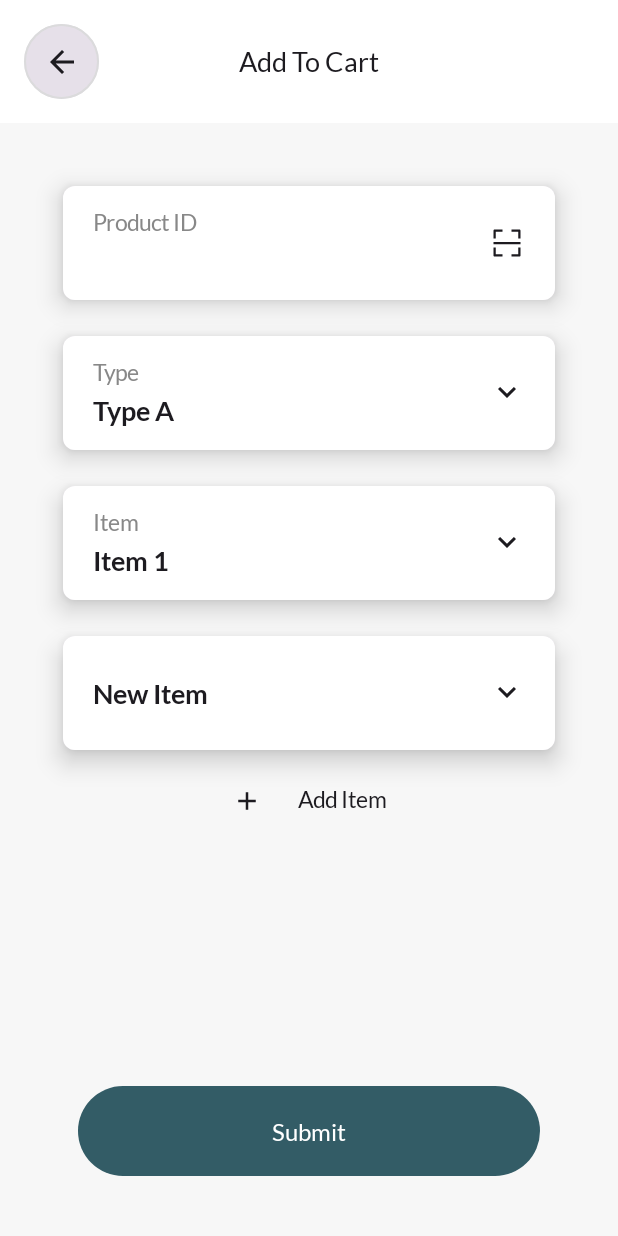
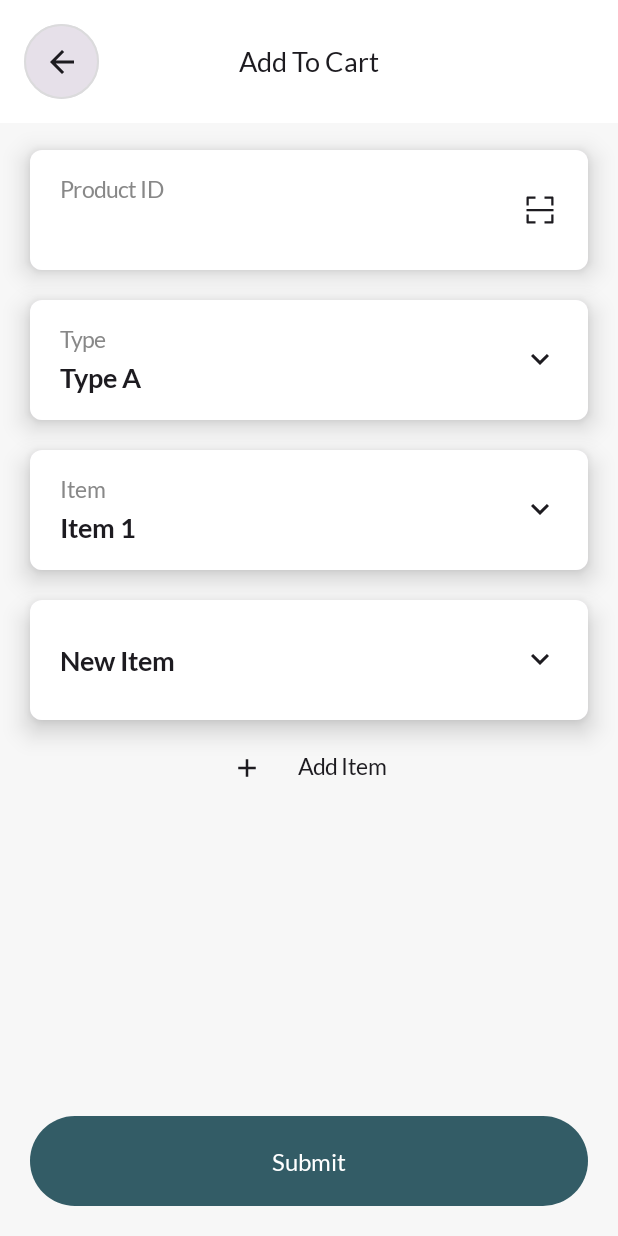
Before and after one commit to Gary0933/KotlinMultiplatformDemo, an Android app built with Jetpack Compose: the composable AddToCartScreen shown on its own in the app's theme, on a phone screen of 412 x 824 dp. Run offline under Robolectric (Android 15) with nearby library versions, the phone set to English and light mode, and no system bars; our stand-ins replace Compose Multiplatform resources.

Commit message:
UI update 2024-06-20

```diff
--- a/composeApp/src/commonMain/kotlin/ui/screen/main/cart/AddToCartScreen.kt
+++ b/composeApp/src/commonMain/kotlin/ui/screen/main/cart/AddToCartScreen.kt
@@ -93,7 +93,7 @@ fun AddToCartScreen(
         Column(
             modifier = Modifier
                 .fillMaxSize()
-                .padding(30.dp)
+                .padding(horizontal = 10.dp)
         ) {
 
             LazyColumn(
@@ -106,6 +106,8 @@ fun AddToCartScreen(
 
                 // product id
                 item {
+                    Spacer(modifier = Modifier.height(8.dp))
+
                     itemCard {
                         cardWithSelectedOption {
                             Column(
@@ -424,7 +426,7 @@ fun AddToCartScreen(
 
             // submit
             Column(
-                modifier = Modifier.padding(horizontal = 22.dp, vertical = 10.dp),
+                modifier = Modifier.padding(horizontal = 10.dp, vertical = 20.dp),
                 verticalArrangement = Arrangement.Bottom,
             ) {
                 Button(
@@ -464,7 +466,7 @@ fun itemCard(
         modifier = Modifier
             .fillMaxWidth()
             .height(100.dp)
-            .padding(12.dp),
+            .padding(10.dp),
         elevation = CardDefaults.cardElevation(10.dp),
         shape = myShapes.small
     ) {
```
